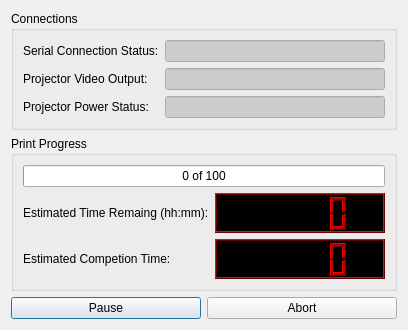
The window that B9Creator/b9print.ui (B9Creations/B9Creator) describes before a commit, drawn with Qt 5.
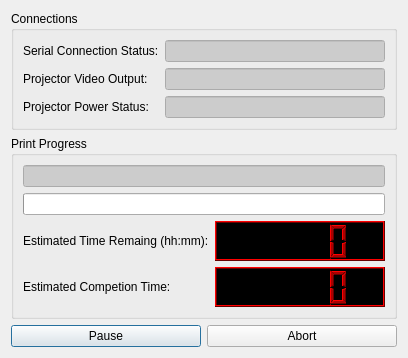
The same window after the commit.

What changed in the file:
```diff
--- a/B9Creator/b9print.ui
+++ b/B9Creator/b9print.ui
@@ -7,7 +7,7 @@
     <x>0</x>
     <y>0</y>
     <width>377</width>
-    <height>304</height>
+    <height>330</height>
    </rect>
   </property>
   <property name="sizePolicy">
@@ -327,230 +327,14 @@
       <string>Print Progress</string>
      </property>
      <layout class="QGridLayout" name="gridLayout">
-      <item row="0" column="1" colspan="2">
-       <widget class="QProgressBar" name="progressBarPrintProgress">
-        <property name="toolTip">
-         <string>Print progress bar showing layers completed.</string>
-        </property>
-        <property name="whatsThis">
-         <string>Print progress bar showing layers completed.</string>
-        </property>
-        <property name="value">
-         <number>0</number>
-        </property>
-        <property name="format">
-         <string>%v of %m</string>
-        </property>
-       </widget>
-      </item>
-      <item row="1" column="1">
+      <item row="2" column="0">
        <widget class="QLabel" name="label_3">
         <property name="text">
          <string>Estimated Time Remaing (hh:mm):</string>
         </property>
        </widget>
       </item>
-      <item row="2" column="2">
-       <widget class="QLCDNumber" name="lcdNumberTime">
-        <property name="minimumSize">
-         <size>
-          <width>170</width>
-          <height>40</height>
-         </size>
-        </property>
-        <property name="palette">
-         <palette>
-          <active>
-           <colorrole role="WindowText">
-            <brush brushstyle="SolidPattern">
-             <color alpha="255">
-              <red>170</red>
-              <green>0</green>
-              <blue>0</blue>
-             </color>
-            </brush>
-           </colorrole>
-           <colorrole role="Dark">
-            <brush brushstyle="SolidPattern">
-             <color alpha="255">
-              <red>103</red>
-              <green>0</green>
-              <blue>0</blue>
-             </color>
-            </brush>
-           </colorrole>
-           <colorrole role="Text">
-            <brush brushstyle="SolidPattern">
-             <color alpha="255">
-              <red>0</red>
-              <green>0</green>
-              <blue>0</blue>
-             </color>
-            </brush>
-           </colorrole>
-           <colorrole role="ButtonText">
-            <brush brushstyle="SolidPattern">
-             <color alpha="255">
-              <red>0</red>
-              <green>0</green>
-              <blue>0</blue>
-             </color>
-            </brush>
-           </colorrole>
-           <colorrole role="Base">
-            <brush brushstyle="SolidPattern">
-             <color alpha="255">
-              <red>255</red>
-              <green>255</green>
-              <blue>255</blue>
-             </color>
-            </brush>
-           </colorrole>
-           <colorrole role="Window">
-            <brush brushstyle="SolidPattern">
-             <color alpha="255">
-              <red>0</red>
-              <green>0</green>
-              <blue>0</blue>
-             </color>
-            </brush>
-           </colorrole>
-          </active>
-          <inactive>
-           <colorrole role="WindowText">
-            <brush brushstyle="SolidPattern">
-             <color alpha="255">
-              <red>170</red>
-              <green>0</green>
-              <blue>0</blue>
-             </color>
-            </brush>
-           </colorrole>
-           <colorrole role="Dark">
-            <brush brushstyle="SolidPattern">
-             <color alpha="255">
-              <red>103</red>
-              <green>0</green>
-              <blue>0</blue>
-             </color>
-            </brush>
-           </colorrole>
-           <colorrole role="Text">
-            <brush brushstyle="SolidPattern">
-             <color alpha="255">
-              <red>0</red>
-              <green>0</green>
-              <blue>0</blue>
-             </color>
-            </brush>
-           </colorrole>
-           <colorrole role="ButtonText">
-            <brush brushstyle="SolidPattern">
-             <color alpha="255">
-              <red>0</red>
-              <green>0</green>
-              <blue>0</blue>
-             </color>
-            </brush>
-           </colorrole>
-           <colorrole role="Base">
-            <brush brushstyle="SolidPattern">
-             <color alpha="255">
-              <red>255</red>
-              <green>255</green>
-              <blue>255</blue>
-             </color>
-            </brush>
-           </colorrole>
-           <colorrole role="Window">
-            <brush brushstyle="SolidPattern">
-             <color alpha="255">
-              <red>0</red>
-              <green>0</green>
-              <blue>0</blue>
-             </color>
-            </brush>
-           </colorrole>
-          </inactive>
-          <disabled>
-           <colorrole role="WindowText">
-            <brush brushstyle="SolidPattern">
-             <color alpha="255">
-              <red>103</red>
-              <green>0</green>
-              <blue>0</blue>
-             </color>
-            </brush>
-           </colorrole>
-           <colorrole role="Dark">
-            <brush brushstyle="SolidPattern">
-             <color alpha="255">
-              <red>103</red>
-              <green>0</green>
-              <blue>0</blue>
-             </color>
-            </brush>
-           </colorrole>
-           <colorrole role="Text">
-            <brush brushstyle="SolidPattern">
-             <color alpha="255">
-              <red>103</red>
-              <green>0</green>
-              <blue>0</blue>
-             </color>
-            </brush>
-           </colorrole>
-           <colorrole role="ButtonText">
-            <brush brushstyle="SolidPattern">
-             <color alpha="255">
-              <red>103</red>
-              <green>0</green>
-              <blue>0</blue>
-             </color>
-            </brush>
-           </colorrole>
-           <colorrole role="Base">
-            <brush brushstyle="SolidPattern">
-             <color alpha="255">
-              <red>0</red>
-              <green>0</green>
-              <blue>0</blue>
-             </color>
-            </brush>
-           </colorrole>
-           <colorrole role="Window">
-            <brush brushstyle="SolidPattern">
-             <color alpha="255">
-              <red>0</red>
-              <green>0</green>
-              <blue>0</blue>
-             </color>
-            </brush>
-           </colorrole>
-          </disabled>
-         </palette>
-        </property>
-        <property name="toolTip">
-         <string>Estimated time when print will be complete.</string>
-        </property>
-        <property name="whatsThis">
-         <string>Estimated time when print will be complete.  This is an ESTIMATE!</string>
-        </property>
-        <property name="autoFillBackground">
-         <bool>true</bool>
-        </property>
-        <property name="smallDecimalPoint">
-         <bool>false</bool>
-        </property>
-        <property name="segmentStyle">
-         <enum>QLCDNumber::Filled</enum>
-        </property>
-        <property name="value" stdset="0">
-         <double>0.000000000000000</double>
-        </property>
-       </widget>
-      </item>
-      <item row="1" column="2">
+      <item row="2" column="1">
        <widget class="QLCDNumber" name="lcdNumberTimeRemaining">
         <property name="minimumSize">
          <size>
@@ -750,13 +534,312 @@
         </property>
        </widget>
       </item>
-      <item row="2" column="1">
+      <item row="3" column="0">
        <widget class="QLabel" name="label_5">
         <property name="text">
          <string>Estimated Competion Time:</string>
         </property>
        </widget>
       </item>
+      <item row="3" column="1">
+       <widget class="QLCDNumber" name="lcdNumberTime">
+        <property name="minimumSize">
+         <size>
+          <width>170</width>
+          <height>40</height>
+         </size>
+        </property>
+        <property name="palette">
+         <palette>
+          <active>
+           <colorrole role="WindowText">
+            <brush brushstyle="SolidPattern">
+             <color alpha="255">
+              <red>170</red>
+              <green>0</green>
+              <blue>0</blue>
+             </color>
+            </brush>
+           </colorrole>
+           <colorrole role="Dark">
+            <brush brushstyle="SolidPattern">
+             <color alpha="255">
+              <red>103</red>
+              <green>0</green>
+              <blue>0</blue>
+             </color>
+            </brush>
+           </colorrole>
+           <colorrole role="Text">
+            <brush brushstyle="SolidPattern">
+             <color alpha="255">
+              <red>0</red>
+              <green>0</green>
+              <blue>0</blue>
+             </color>
+            </brush>
+           </colorrole>
+           <colorrole role="ButtonText">
+            <brush brushstyle="SolidPattern">
+             <color alpha="255">
+              <red>0</red>
+              <green>0</green>
+              <blue>0</blue>
+             </color>
+            </brush>
+           </colorrole>
+           <colorrole role="Base">
+            <brush brushstyle="SolidPattern">
+             <color alpha="255">
+              <red>255</red>
+              <green>255</green>
+              <blue>255</blue>
+             </color>
+            </brush>
+           </colorrole>
+           <colorrole role="Window">
+            <brush brushstyle="SolidPattern">
+             <color alpha="255">
+              <red>0</red>
+              <green>0</green>
+              <blue>0</blue>
+             </color>
+            </brush>
+           </colorrole>
+          </active>
+          <inactive>
+           <colorrole role="WindowText">
+            <brush brushstyle="SolidPattern">
+             <color alpha="255">
+              <red>170</red>
+              <green>0</green>
+              <blue>0</blue>
+             </color>
+            </brush>
+           </colorrole>
+           <colorrole role="Dark">
+            <brush brushstyle="SolidPattern">
+             <color alpha="255">
+              <red>103</red>
+              <green>0</green>
+              <blue>0</blue>
+             </color>
+            </brush>
+           </colorrole>
+           <colorrole role="Text">
+            <brush brushstyle="SolidPattern">
+             <color alpha="255">
+              <red>0</red>
+              <green>0</green>
+              <blue>0</blue>
+             </color>
+            </brush>
+           </colorrole>
+           <colorrole role="ButtonText">
+            <brush brushstyle="SolidPattern">
+             <color alpha="255">
+              <red>0</red>
+              <green>0</green>
+              <blue>0</blue>
+             </color>
+            </brush>
+           </colorrole>
+           <colorrole role="Base">
+            <brush brushstyle="SolidPattern">
+             <color alpha="255">
+              <red>255</red>
+              <green>255</green>
+              <blue>255</blue>
+             </color>
+            </brush>
+           </colorrole>
+           <colorrole role="Window">
+            <brush brushstyle="SolidPattern">
+             <color alpha="255">
+              <red>0</red>
+              <green>0</green>
+              <blue>0</blue>
+             </color>
+            </brush>
+           </colorrole>
+          </inactive>
+          <disabled>
+           <colorrole role="WindowText">
+            <brush brushstyle="SolidPattern">
+             <color alpha="255">
+              <red>103</red>
+              <green>0</green>
+              <blue>0</blue>
+             </color>
+            </brush>
+           </colorrole>
+           <colorrole role="Dark">
+            <brush brushstyle="SolidPattern">
+             <color alpha="255">
+              <red>103</red>
+              <green>0</green>
+              <blue>0</blue>
+             </color>
+            </brush>
+           </colorrole>
+           <colorrole role="Text">
+            <brush brushstyle="SolidPattern">
+             <color alpha="255">
+              <red>103</red>
+              <green>0</green>
+              <blue>0</blue>
+             </color>
+            </brush>
+           </colorrole>
+           <colorrole role="ButtonText">
+            <brush brushstyle="SolidPattern">
+             <color alpha="255">
+              <red>103</red>
+              <green>0</green>
+              <blue>0</blue>
+             </color>
+            </brush>
+           </colorrole>
+           <colorrole role="Base">
+            <brush brushstyle="SolidPattern">
+             <color alpha="255">
+              <red>0</red>
+              <green>0</green>
+              <blue>0</blue>
+             </color>
+            </brush>
+           </colorrole>
+           <colorrole role="Window">
+            <brush brushstyle="SolidPattern">
+             <color alpha="255">
+              <red>0</red>
+              <green>0</green>
+              <blue>0</blue>
+             </color>
+            </brush>
+           </colorrole>
+          </disabled>
+         </palette>
+        </property>
+        <property name="toolTip">
+         <string>Estimated time when print will be complete.</string>
+        </property>
+        <property name="whatsThis">
+         <string>Estimated time when print will be complete.  This is an ESTIMATE!</string>
+        </property>
+        <property name="autoFillBackground">
+         <bool>true</bool>
+        </property>
+        <property name="smallDecimalPoint">
+         <bool>false</bool>
+        </property>
+        <property name="segmentStyle">
+         <enum>QLCDNumber::Filled</enum>
+        </property>
+        <property name="value" stdset="0">
+         <double>0.000000000000000</double>
+        </property>
+       </widget>
+      </item>
+      <item row="0" column="0" colspan="2">
+       <widget class="QLineEdit" name="lineEditLayerCount">
+        <property name="palette">
+         <palette>
+          <active>
+           <colorrole role="Text">
+            <brush brushstyle="SolidPattern">
+             <color alpha="255">
+              <red>0</red>
+              <green>0</green>
+              <blue>127</blue>
+             </color>
+            </brush>
+           </colorrole>
+           <colorrole role="Base">
+            <brush brushstyle="SolidPattern">
+             <color alpha="255">
+              <red>204</red>
+              <green>204</green>
+              <blue>204</blue>
+             </color>
+            </brush>
+           </colorrole>
+          </active>
+          <inactive>
+           <colorrole role="Text">
+            <brush brushstyle="SolidPattern">
+             <color alpha="255">
+              <red>0</red>
+              <green>0</green>
+              <blue>127</blue>
+             </color>
+            </brush>
+           </colorrole>
+           <colorrole role="Base">
+            <brush brushstyle="SolidPattern">
+             <color alpha="255">
+              <red>204</red>
+              <green>204</green>
+              <blue>204</blue>
+             </color>
+            </brush>
+           </colorrole>
+          </inactive>
+          <disabled>
+           <colorrole role="Text">
+            <brush brushstyle="SolidPattern">
+             <color alpha="255">
+              <red>120</red>
+              <green>120</green>
+              <blue>120</blue>
+             </color>
+            </brush>
+           </colorrole>
+           <colorrole role="Base">
+            <brush brushstyle="SolidPattern">
+             <color alpha="255">
+              <red>240</red>
+              <green>240</green>
+              <blue>240</blue>
+             </color>
+            </brush>
+           </colorrole>
+          </disabled>
+         </palette>
+        </property>
+        <property name="toolTip">
+         <string>Status of the printing process.</string>
+        </property>
+        <property name="whatsThis">
+         <string>Status of the printing process.</string>
+        </property>
+        <property name="text">
+         <string/>
+        </property>
+        <property name="readOnly">
+         <bool>true</bool>
+        </property>
+       </widget>
+      </item>
+      <item row="1" column="0" colspan="2">
+       <widget class="QProgressBar" name="progressBarPrintProgress">
+        <property name="toolTip">
+         <string>Print progress bar showing layers completed.</string>
+        </property>
+        <property name="whatsThis">
+         <string>Print progress bar showing layers completed.</string>
+        </property>
+        <property name="value">
+         <number>0</number>
+        </property>
+        <property name="textVisible">
+         <bool>false</bool>
+        </property>
+        <property name="format">
+         <string>%v of %m</string>
+        </property>
+       </widget>
+      </item>
      </layout>
     </widget>
    </item>
```
Left out of the diff: 53 changed lines with no effect on the pictures.
